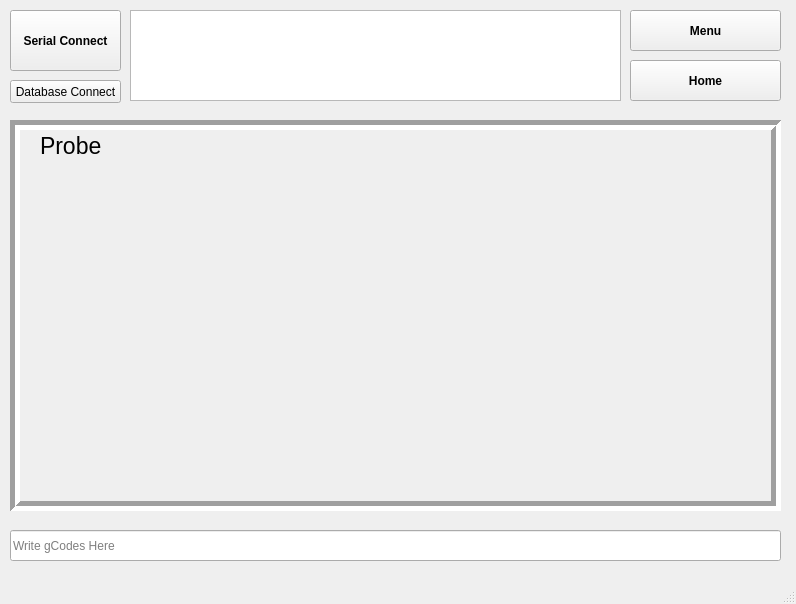
This is FT_vone/mainwindow.ui in 7ome/Functional-Test as Qt 5 draws it before an edit. The edited form follows.
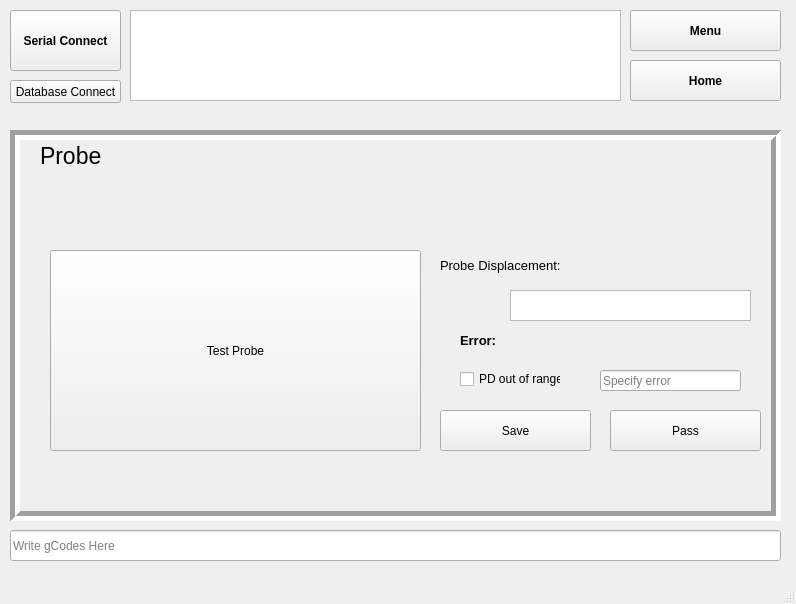
This is the edited form. The open tabs and pages were chosen to show the change.

Commit message:
icon logo + probe
added gandalf icon log + probe. chart is still pending

Patch:
```diff
--- a/FT_vone/mainwindow.ui
+++ b/FT_vone/mainwindow.ui
@@ -77,7 +77,7 @@
     <property name="geometry">
      <rect>
       <x>10</x>
-      <y>120</y>
+      <y>130</y>
       <width>771</width>
       <height>391</height>
      </rect>
@@ -772,6 +772,123 @@
        <string>Probe</string>
       </property>
      </widget>
+     <widget class="QTextBrowser" name="Probe_textBrowser">
+      <property name="geometry">
+       <rect>
+        <x>490</x>
+        <y>150</y>
+        <width>241</width>
+        <height>31</height>
+       </rect>
+      </property>
+     </widget>
+     <widget class="QLabel" name="probedisplacement_label">
+      <property name="geometry">
+       <rect>
+        <x>420</x>
+        <y>110</y>
+        <width>121</width>
+        <height>31</height>
+       </rect>
+      </property>
+      <property name="font">
+       <font>
+        <pointsize>10</pointsize>
+        <weight>50</weight>
+        <bold>false</bold>
+        <underline>false</underline>
+        <kerning>true</kerning>
+       </font>
+      </property>
+      <property name="text">
+       <string>Probe Displacement:</string>
+      </property>
+     </widget>
+     <widget class="QPushButton" name="TestProbe_Button">
+      <property name="geometry">
+       <rect>
+        <x>30</x>
+        <y>110</y>
+        <width>371</width>
+        <height>201</height>
+       </rect>
+      </property>
+      <property name="text">
+       <string>Test Probe</string>
+      </property>
+     </widget>
+     <widget class="QPushButton" name="ProbeSave_Button">
+      <property name="geometry">
+       <rect>
+        <x>420</x>
+        <y>270</y>
+        <width>151</width>
+        <height>41</height>
+       </rect>
+      </property>
+      <property name="text">
+       <string>Save</string>
+      </property>
+     </widget>
+     <widget class="QPushButton" name="ProbePass_Button">
+      <property name="geometry">
+       <rect>
+        <x>590</x>
+        <y>270</y>
+        <width>151</width>
+        <height>41</height>
+       </rect>
+      </property>
+      <property name="text">
+       <string>Pass</string>
+      </property>
+     </widget>
+     <widget class="QLineEdit" name="Probeother">
+      <property name="geometry">
+       <rect>
+        <x>580</x>
+        <y>230</y>
+        <width>141</width>
+        <height>21</height>
+       </rect>
+      </property>
+      <property name="placeholderText">
+       <string>Specify error</string>
+      </property>
+     </widget>
+     <widget class="QLabel" name="label_9">
+      <property name="geometry">
+       <rect>
+        <x>440</x>
+        <y>190</y>
+        <width>61</width>
+        <height>21</height>
+       </rect>
+      </property>
+      <property name="font">
+       <font>
+        <pointsize>10</pointsize>
+        <weight>75</weight>
+        <bold>true</bold>
+       </font>
+      </property>
+      <property name="text">
+       <string>Error:</string>
+      </property>
+     </widget>
+     <widget class="QCheckBox" name="ProbeDisplacement_checkBox">
+      <property name="geometry">
+       <rect>
+        <x>440</x>
+        <y>230</y>
+        <width>101</width>
+        <height>18</height>
+       </rect>
+      </property>
+      <property name="text">
+       <string>PD out of range</string>
+      </property>
+     </widget>
     </widget>
     <widget class="QWidget" name="page_5">
      <widget class="QLabel" name="DBlabel">
```
Left out of the diff: 6 changed lines with no effect on the pictures. The commit also changes 9 other files.
